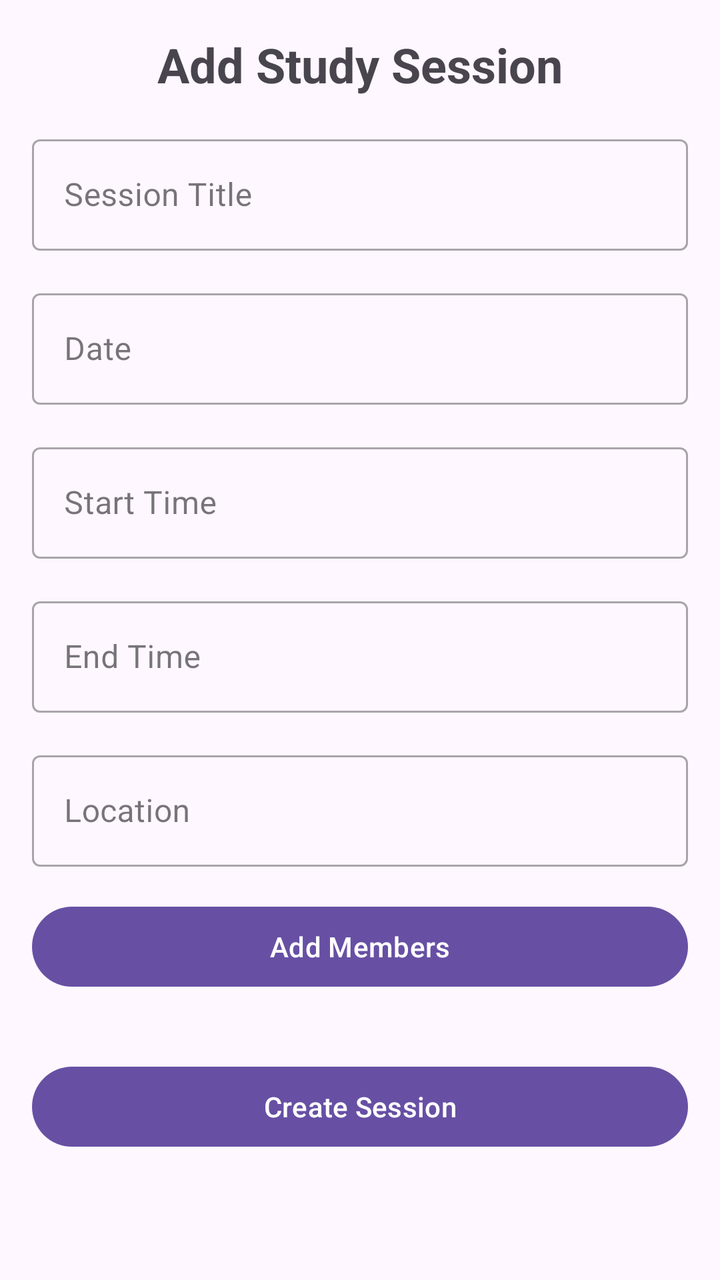
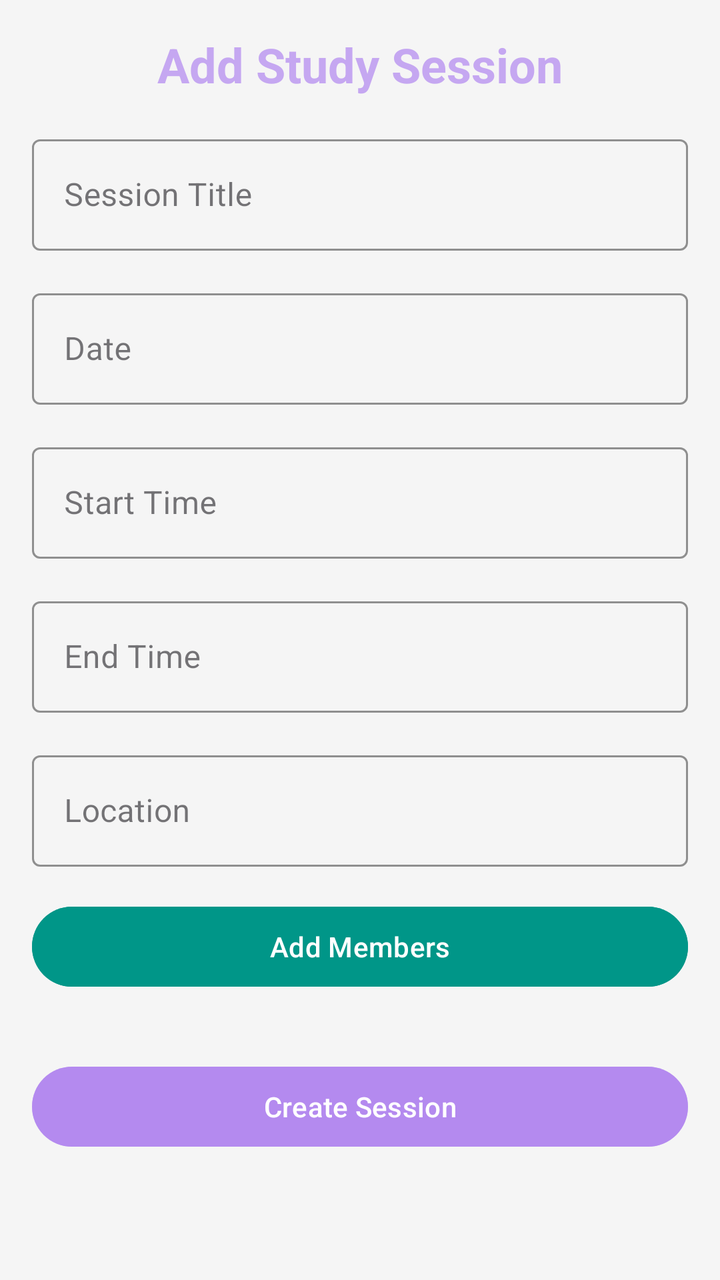

Before-and-after screenshots of an Android layout around one commit, followed by the original layout XML and the change that was made.
<!-- AndroidManifest.xml: application theme Theme.Studybuddy3 -->
<!-- res/layout/activity_add_session.xml -->
<?xml version="1.0" encoding="utf-8"?>
<ScrollView xmlns:android="http://schemas.android.com/apk/res/android"
    xmlns:app="http://schemas.android.com/apk/res-auto"
    android:layout_width="match_parent"
    android:layout_height="match_parent">

    <androidx.constraintlayout.widget.ConstraintLayout
        android:layout_width="match_parent"
        android:layout_height="wrap_content"
        android:padding="16dp">

        <TextView
            android:id="@+id/titleHeader"
            android:layout_width="match_parent"
            android:layout_height="wrap_content"
            android:text="Add Study Session"
            android:textAlignment="center"
            android:textSize="24sp"
            android:textStyle="bold"
            android:layout_marginBottom="24dp"
            app:layout_constraintTop_toTopOf="parent" />

        <com.google.android.material.textfield.TextInputLayout
            android:id="@+id/titleLayout"
            style="@style/Widget.MaterialComponents.TextInputLayout.OutlinedBox"
            android:layout_width="match_parent"
            android:layout_height="wrap_content"
            android:layout_marginTop="16dp"
            android:hint="Session Title"
            app:layout_constraintTop_toBottomOf="@id/titleHeader">

            <com.google.android.material.textfield.TextInputEditText
                android:id="@+id/titleInput"
                android:layout_width="match_parent"
                android:layout_height="wrap_content"
                android:inputType="text" />

        </com.google.android.material.textfield.TextInputLayout>

        <com.google.android.material.textfield.TextInputLayout
            android:id="@+id/dateLayout"
            style="@style/Widget.MaterialComponents.TextInputLayout.OutlinedBox"
            android:layout_width="match_parent"
            android:layout_height="wrap_content"
            android:layout_marginTop="16dp"
            android:hint="Date"
            app:layout_constraintTop_toBottomOf="@id/titleLayout">

            <com.google.android.material.textfield.TextInputEditText
                android:id="@+id/dateInput"
                android:layout_width="match_parent"
                android:layout_height="wrap_content"
                android:focusable="false"
                android:inputType="none" />

        </com.google.android.material.textfield.TextInputLayout>

        <com.google.android.material.textfield.TextInputLayout
            android:id="@+id/startTimeLayout"
            style="@style/Widget.MaterialComponents.TextInputLayout.OutlinedBox"
            android:layout_width="match_parent"
            android:layout_height="wrap_content"
            android:layout_marginTop="16dp"
            android:hint="Start Time"
            app:layout_constraintTop_toBottomOf="@id/dateLayout">

            <com.google.android.material.textfield.TextInputEditText
                android:id="@+id/startTimeInput"
                android:layout_width="match_parent"
                android:layout_height="wrap_content"
                android:focusable="false"
                android:inputType="none" />

        </com.google.android.material.textfield.TextInputLayout>

        <com.google.android.material.textfield.TextInputLayout
            android:id="@+id/endTimeLayout"
            style="@style/Widget.MaterialComponents.TextInputLayout.OutlinedBox"
            android:layout_width="match_parent"
            android:layout_height="wrap_content"
            android:layout_marginTop="16dp"
            android:hint="End Time"
            app:layout_constraintTop_toBottomOf="@id/startTimeLayout">

            <com.google.android.material.textfield.TextInputEditText
                android:id="@+id/endTimeInput"
                android:layout_width="match_parent"
                android:layout_height="wrap_content"
                android:focusable="false"
                android:inputType="none" />

        </com.google.android.material.textfield.TextInputLayout>

        <com.google.android.material.textfield.TextInputLayout
            android:id="@+id/locationLayout"
            style="@style/Widget.MaterialComponents.TextInputLayout.OutlinedBox"
            android:layout_width="match_parent"
            android:layout_height="wrap_content"
            android:layout_marginTop="16dp"
            android:hint="Location"
            app:layout_constraintTop_toBottomOf="@id/endTimeLayout">

            <com.google.android.material.textfield.TextInputEditText
                android:id="@+id/locationInput"
                android:layout_width="match_parent"
                android:layout_height="wrap_content"
                android:inputType="text" />

        </com.google.android.material.textfield.TextInputLayout>

        <com.google.android.material.button.MaterialButton
            android:id="@+id/selectMembersButton"
            android:layout_width="match_parent"
            android:layout_height="wrap_content"
            android:layout_marginTop="16dp"
            android:text="Add Members"
            app:layout_constraintTop_toBottomOf="@id/locationLayout" />

        <com.google.android.material.chip.ChipGroup
            android:id="@+id/selectedMembersChipGroup"
            android:layout_width="match_parent"
            android:layout_height="wrap_content"
            android:layout_marginTop="8dp"
            app:layout_constraintTop_toBottomOf="@id/selectMembersButton" />

        <com.google.android.material.button.MaterialButton
            android:id="@+id/createSessionButton"
            android:layout_width="match_parent"
            android:layout_height="wrap_content"
            android:layout_marginTop="24dp"
            android:text="Create Session"
            app:layout_constraintTop_toBottomOf="@id/selectedMembersChipGroup" />

    </androidx.constraintlayout.widget.ConstraintLayout>
</ScrollView>
<!-- resources referenced by this layout -->
<resources>
  <style name="Theme.Studybuddy3" parent="Base.Theme.Studybuddy3" />
  <style name="Base.Theme.Studybuddy3" parent="Theme.Material3.DayNight.NoActionBar">
          
          
      </style>
</resources>

<!-- the commit's change to res/layout/activity_add_session.xml (unified diff, before → after) -->
@@ -1,8 +1,8 @@
-<?xml version="1.0" encoding="utf-8"?>
 <ScrollView xmlns:android="http://schemas.android.com/apk/res/android"
     xmlns:app="http://schemas.android.com/apk/res-auto"
     android:layout_width="match_parent"
-    android:layout_height="match_parent">
+    android:layout_height="match_parent"
+    android:background="@color/background_color">
 
     <androidx.constraintlayout.widget.ConstraintLayout
         android:layout_width="match_parent"
@@ -17,6 +17,7 @@
             android:textAlignment="center"
             android:textSize="24sp"
             android:textStyle="bold"
+            android:textColor="@color/primary_color"
             android:layout_marginBottom="24dp"
             app:layout_constraintTop_toTopOf="parent" />
 
@@ -27,13 +28,15 @@
             android:layout_height="wrap_content"
             android:layout_marginTop="16dp"
             android:hint="Session Title"
+            app:boxStrokeColor="@color/secondary_color"
             app:layout_constraintTop_toBottomOf="@id/titleHeader">
 
             <com.google.android.material.textfield.TextInputEditText
                 android:id="@+id/titleInput"
                 android:layout_width="match_parent"
                 android:layout_height="wrap_content"
-                android:inputType="text" />
+                android:inputType="text"
+                android:textColor="@android:color/black" />
 
         </com.google.android.material.textfield.TextInputLayout>
 
@@ -44,6 +47,7 @@
             android:layout_height="wrap_content"
             android:layout_marginTop="16dp"
             android:hint="Date"
+            app:boxStrokeColor="@color/secondary_color"
             app:layout_constraintTop_toBottomOf="@id/titleLayout">
 
             <com.google.android.material.textfield.TextInputEditText
@@ -51,7 +55,8 @@
                 android:layout_width="match_parent"
                 android:layout_height="wrap_content"
                 android:focusable="false"
-                android:inputType="none" />
+                android:inputType="none"
+                android:textColor="@android:color/black" />
 
         </com.google.android.material.textfield.TextInputLayout>
 
@@ -62,6 +67,7 @@
             android:layout_height="wrap_content"
             android:layout_marginTop="16dp"
             android:hint="Start Time"
+            app:boxStrokeColor="@color/secondary_color"
             app:layout_constraintTop_toBottomOf="@id/dateLayout">
 
             <com.google.android.material.textfield.TextInputEditText
@@ -69,7 +75,8 @@
                 android:layout_width="match_parent"
                 android:layout_height="wrap_content"
                 android:focusable="false"
-                android:inputType="none" />
+                android:inputType="none"
+                android:textColor="@android:color/black" />
 
         </com.google.android.material.textfield.TextInputLayout>
 
@@ -80,6 +87,7 @@
             android:layout_height="wrap_content"
             android:layout_marginTop="16dp"
             android:hint="End Time"
+            app:boxStrokeColor="@color/secondary_color"
             app:layout_constraintTop_toBottomOf="@id/startTimeLayout">
 
             <com.google.android.material.textfield.TextInputEditText
@@ -87,7 +95,8 @@
                 android:layout_width="match_parent"
                 android:layout_height="wrap_content"
                 android:focusable="false"
-                android:inputType="none" />
+                android:inputType="none"
+                android:textColor="@android:color/black" />
 
         </com.google.android.material.textfield.TextInputLayout>
 
@@ -98,13 +107,15 @@
             android:layout_height="wrap_content"
             android:layout_marginTop="16dp"
             android:hint="Location"
+            app:boxStrokeColor="@color/secondary_color"
             app:layout_constraintTop_toBottomOf="@id/endTimeLayout">
 
             <com.google.android.material.textfield.TextInputEditText
                 android:id="@+id/locationInput"
                 android:layout_width="match_parent"
                 android:layout_height="wrap_content"
-                android:inputType="text" />
+                android:inputType="text"
+                android:textColor="@android:color/black" />
 
         </com.google.android.material.textfield.TextInputLayout>
 
@@ -114,6 +125,8 @@
             android:layout_height="wrap_content"
             android:layout_marginTop="16dp"
             android:text="Add Members"
+            android:backgroundTint="@color/secondary_color"
+            android:textColor="@android:color/white"
             app:layout_constraintTop_toBottomOf="@id/locationLayout" />
 
         <com.google.android.material.chip.ChipGroup
@@ -129,6 +142,8 @@
             android:layout_height="wrap_content"
             android:layout_marginTop="24dp"
             android:text="Create Session"
+            android:backgroundTint="@color/primary_color"
+            android:textColor="@android:color/white"
             app:layout_constraintTop_toBottomOf="@id/selectedMembersChipGroup" />
 
     </androidx.constraintlayout.widget.ConstraintLayout>
<!-- resource entries referenced after the edit -->
@@ -1,5 +1,8 @@
 <!-- resources referenced by this layout -->
 <resources>
+  <color name="background_color">#F5F5F5</color>
+  <color name="primary_color">#A9AC7EEF</color>
+  <color name="secondary_color">#009688</color>
   <style name="Theme.Studybuddy3" parent="Base.Theme.Studybuddy3" />
   <style name="Base.Theme.Studybuddy3" parent="Theme.Material3.DayNight.NoActionBar">
           
